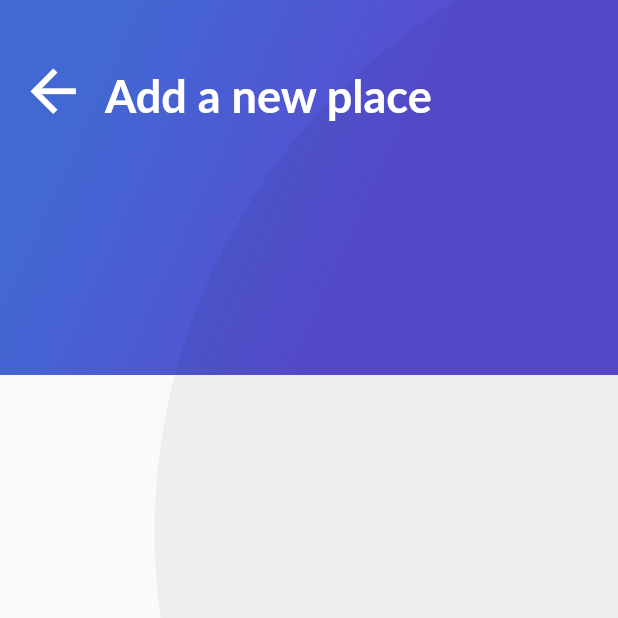
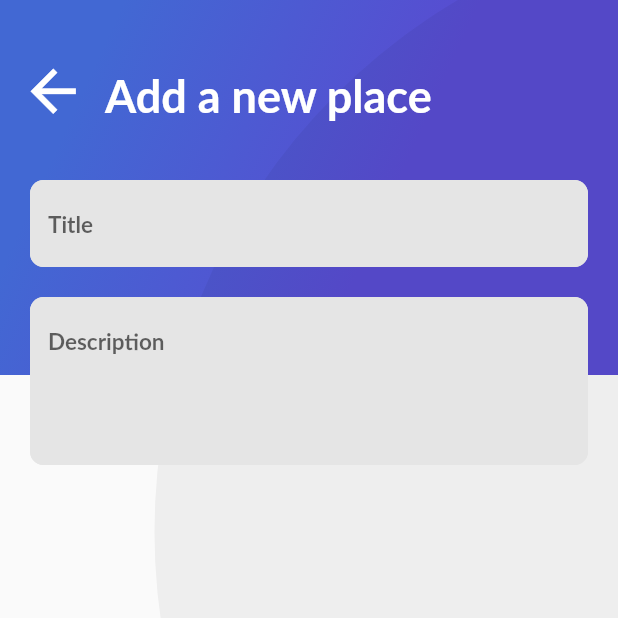
Before and after one commit to Cristhho/platzi-trips-flutter, a Flutter app: the AddPlaceScreen screen opened directly, on a phone screen of 412 x 824 dp, the top half of it. Run offline on Flutter 3.47's test engine with Material 2 defaults, Android fonts, the phone set to English and light mode, and no system bars; our stand-ins replace cloud_firestore, firebase_auth, google_sign_in; missing offline and left inert: generic_bloc_provider; accounts and stored records are empty; Roboto replaces fonts that are missing (Lato).

Commit message:
custom text input

```diff
--- a/lib/place/ui/screens/add_place-screen.dart
+++ b/lib/place/ui/screens/add_place-screen.dart
@@ -1,5 +1,6 @@
 import 'dart:io';
 import 'package:flutter/material.dart';
+import '../../../widgets/text_input.dart';
 import '../../../widgets/title_header.dart';
 import '../../../widgets/gradient_back.dart';
 
@@ -16,6 +17,10 @@ class AddPlaceScreen extends StatefulWidget {
 class _AddPlaceScreenState extends State<AddPlaceScreen> {
   @override
   Widget build(BuildContext context) {
+
+    final _controllerTitlePlace = TextEditingController();
+    final _controllerDescriptionPlace = TextEditingController();
+
     return Scaffold(
       body: Stack(
         children: <Widget>[
@@ -43,6 +48,30 @@ class _AddPlaceScreenState extends State<AddPlaceScreen> {
                 )
               )
             ],
+          ),
+          Container(
+            margin: EdgeInsets.only(top: 120.0, bottom: 20.0),
+            child: ListView(
+              children: <Widget>[
+                Container(
+
+                ),
+                Container(
+                  margin: EdgeInsets.only(bottom: 20.0),
+                  child: TextInput(
+                    hintText: "Title",
+                    inputType: null,
+                    controller: _controllerTitlePlace,
+                  ),
+                ),
+                TextInput(
+                  hintText: "Description",
+                  inputType: TextInputType.multiline,
+                  maxLines: 4,
+                  controller: _controllerDescriptionPlace,
+                )
+              ],
+            ),
           )
         ],
       ),
--- /dev/null
+++ b/lib/widgets/text_input.dart
@@ -0,0 +1,49 @@
+import 'package:flutter/material.dart';
+
+class TextInput extends StatelessWidget {
+
+  final String hintText;
+  final TextInputType inputType;
+  final TextEditingController controller;
+  int maxLines = 1;
+
+
+  TextInput({
+    @required this.hintText,
+    @required this.inputType,
+    @required this.controller,
+    this.maxLines
+  });
+
+  @override
+  Widget build(BuildContext context) {
+    return Container(
+      padding: EdgeInsets.only(right: 20.0, left: 20.0),
+      child: TextField(
+        controller: controller,
+        keyboardType: inputType,
+        maxLines: maxLines,
+        style: TextStyle(
+          fontSize: 15.0,
+          fontFamily: 'Lato',
+          color: Colors.blueGrey,
+          fontWeight: FontWeight.bold
+        ),
+        decoration: InputDecoration(
+          filled: true,
+          fillColor: Color(0xFFe5e5e5),
+          border: InputBorder.none,
+          hintText: hintText,
+          enabledBorder: OutlineInputBorder(
+            borderSide: BorderSide(color: Color(0xFFe5e5e5)),
+            borderRadius: BorderRadius.all(Radius.circular(9.0))
+          ),
+          focusedBorder: OutlineInputBorder(
+              borderSide: BorderSide(color: Color(0xFFe5e5e5)),
+              borderRadius: BorderRadius.all(Radius.circular(9.0))
+          )
+        ),
+      ),
+    );
+  }
+}
```
